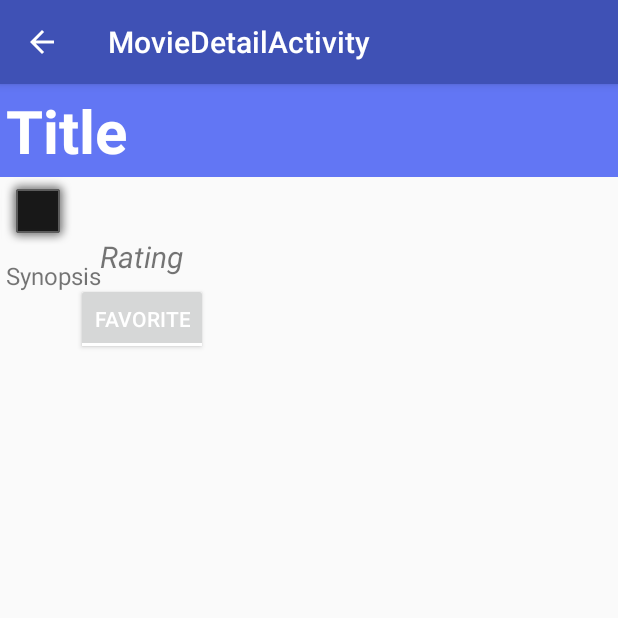
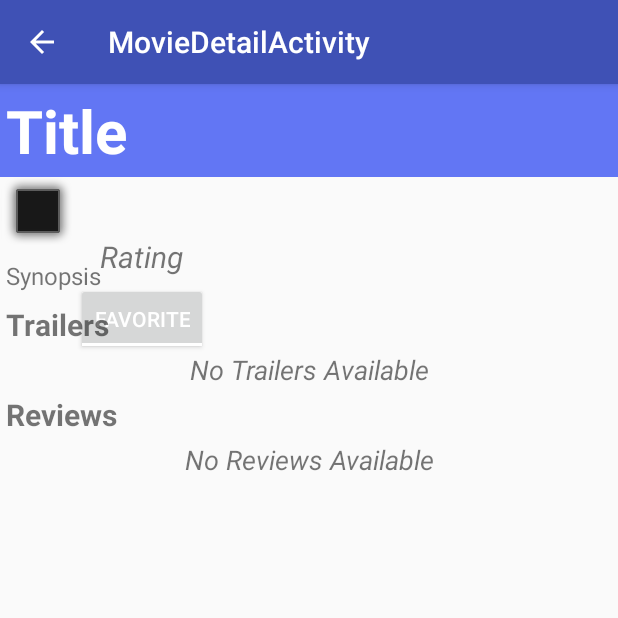
Before and after one commit to gravindrareddy/Proj2MoviesStage2, an Android app: the MovieDetailActivity screen opened directly, with no data from a screen before it, on a phone screen of 412 x 824 dp, the top half of it. Run offline under Robolectric (Android 15) with nearby library versions, the phone set to English and light mode, and no system bars; our stand-ins replace Picasso; pictures from the network do not load; 7 statements that could not run were skipped.

Commit message:
+ Default text if lists (reviews or trailers) are empty + ToggleText updated + added headers to the list views + ListView scrolling partially fixed + ToDo: Listview scrolling can be improved further

```diff
--- a/app/src/main/java/redgun/moviesstage2/MovieDetailActivity.java
+++ b/app/src/main/java/redgun/moviesstage2/MovieDetailActivity.java
@@ -11,6 +11,7 @@ import android.os.Bundle;
 import android.preference.PreferenceManager;
 import android.support.v7.app.AppCompatActivity;
 import android.util.Log;
+import android.view.MotionEvent;
 import android.view.View;
 
 import java.text.DateFormat;
@@ -48,7 +49,7 @@ public class MovieDetailActivity extends AppCompatActivity {
     TextView movie_release_date_tv;
     TextView movie_user_rating_tv;
     TextView movie_title_tv;
-    TextView movie_synopsis_tv;
+    TextView movie_synopsis_tv, empty_reviews_tv, empty_trailers_tv;
     ListView movie_trailers_lv;
     ListView movie_reviews_lv;
     ToggleButton movie_favorite_tb;
@@ -73,7 +74,8 @@ public class MovieDetailActivity extends AppCompatActivity {
         movie_trailers_lv = (ListView) findViewById(R.id.movie_trailers_lv);
         movie_reviews_lv = (ListView) findViewById(R.id.movie_reviews_lv);
         movie_favorite_tb = (ToggleButton) findViewById(R.id.movie_favorite_tb);
-
+        empty_reviews_tv = (TextView) findViewById(R.id.empty_reviews_tv);
+        empty_trailers_tv = (TextView) findViewById(R.id.empty_trailers_tv);
         Picasso.with(this).load(getResources().getString(R.string.base_image_url).concat(intentReceivedMovie.getMoviePoster())).into(movie_poster_iv);
         String year = "";
         Date date = new Date();
@@ -90,6 +92,30 @@ public class MovieDetailActivity extends AppCompatActivity {
         movie_title_tv.setText(intentReceivedMovie.getMovieTitle());
         movie_synopsis_tv.setText(intentReceivedMovie.getMovieOverview());
         movie_favorite_tb.setChecked(intentReceivedMovie.isFavorite());
+
+        movie_trailers_lv.setEmptyView(findViewById(R.id.empty_trailers_tv));
+        movie_reviews_lv.setEmptyView(findViewById(R.id.empty_reviews_tv));
+
+
+//        movie_trailers_lv.setOnTouchListener(new ListView.OnTouchListener() {
+//            @Override
+//            public boolean onTouch(View v, MotionEvent event) {
+//                if (event.getAction() == MotionEvent.ACTION_MOVE) {
+//                    movie_trailers_lv.scrollBy(0, 1);
+//                }
+//                return false;
+//            }
+//        });
+//
+//        movie_reviews_lv.setOnTouchListener(new ListView.OnTouchListener() {
+//            @Override
+//            public boolean onTouch(View v, MotionEvent event) {
+//                if (event.getAction() == MotionEvent.ACTION_MOVE) {
+//                    movie_reviews_lv.scrollBy(0, 1);
+//                }
+//                return false;
+//            }
+//        });
 
         movie_favorite_tb.setOnCheckedChangeListener(new CompoundButton.OnCheckedChangeListener() {
             public void onCheckedChanged(CompoundButton buttonView, boolean isChecked) {
--- a/app/src/main/res/layout/activity_movie_detail.xml
+++ b/app/src/main/res/layout/activity_movie_detail.xml
@@ -1,8 +1,9 @@
 <?xml version="1.0" encoding="utf-8"?>
-<ScrollView xmlns:android="http://schemas.android.com/apk/res/android"
+<redgun.moviesstage2.util.CustomScrollView xmlns:android="http://schemas.android.com/apk/res/android"
     android:layout_width="fill_parent"
     android:layout_height="wrap_content"
     android:fillViewport="true"
+    android:nestedScrollingEnabled="true"
     android:orientation="vertical">
 
     <RelativeLayout
@@ -64,9 +65,8 @@
                 android:id="@+id/movie_favorite_tb"
                 android:layout_width="wrap_content"
                 android:layout_height="wrap_content"
-                android:textOn="@string/on_mark_as_fav_toggle_text"
-                android:textOff="@string/off_mark_as_fav_toggle_text"
-                />
+                android:textOff="Favorite"
+                android:textOn="Favorite" />
         </LinearLayout>
 
         <TextView
@@ -80,17 +80,47 @@
             android:text="Synopsis"
             android:textSize="@dimen/text_movie_details_synopsis" />
 
-        <ListView
-            android:id="@+id/movie_trailers_lv"
+        <LinearLayout
+            android:id="@+id/movie_trailers_ll"
             android:layout_width="match_parent"
             android:layout_height="wrap_content"
-            android:layout_below="@id/movie_synopsis_tv"></ListView>
+            android:layout_below="@id/movie_synopsis_tv"
+            android:orientation="vertical">
 
-        <ListView
-            android:id="@+id/movie_reviews_lv"
+            <TextView
+                style="@style/MovieDetailsSubHeaderStyle"
+                android:text="@string/trailers_text" />
+
+            <ListView
+                android:id="@+id/movie_trailers_lv"
+                android:layout_width="match_parent"
+                android:layout_height="wrap_content"></ListView>
+
+            <TextView
+                android:id="@+id/empty_trailers_tv"
+                style="@style/MovieDetailsEmptyListStyle"
+                android:text="@string/empty_trailers_text" />
+        </LinearLayout>
+
+        <LinearLayout
             android:layout_width="match_parent"
             android:layout_height="wrap_content"
-            android:layout_below="@id/movie_trailers_lv"></ListView>
+            android:layout_below="@id/movie_trailers_ll"
+            android:orientation="vertical">
 
+            <TextView
+                style="@style/MovieDetailsSubHeaderStyle"
+                android:text="@string/reviews_text" />
+
+            <ListView
+                android:id="@+id/movie_reviews_lv"
+                android:layout_width="match_parent"
+                android:layout_height="wrap_content"></ListView>
+
+            <TextView
+                android:id="@+id/empty_reviews_tv"
+                style="@style/MovieDetailsEmptyListStyle"
+                android:text="@string/empty_reviews_text" />
+        </LinearLayout>
     </RelativeLayout>
-</ScrollView>
+</redgun.moviesstage2.util.CustomScrollView>
--- a/app/src/main/res/values/strings.xml
+++ b/app/src/main/res/values/strings.xml
@@ -23,4 +23,9 @@
     <string name="base_url_videos">videos</string>
     <string name="base_url_reviews">reviews</string>
     <string name="internet_error">No Internet!!</string>
+    <string name="trailers_text">Trailers</string>
+    <string name="reviews_text">Reviews</string>
+    <string name="empty_trailers_text">No Trailers Available</string>
+    <string name="empty_reviews_text">No Reviews Available</string>
+
 </resources>
--- a/app/src/main/res/values/styles.xml
+++ b/app/src/main/res/values/styles.xml
@@ -21,4 +21,20 @@
 
     <style name="AppTheme.PopupOverlay" parent="ThemeOverlay.AppCompat.Light" />
 
+    <style name="MovieDetailsSubHeaderStyle">
+        <item name="android:textStyle">bold</item>
+        <item name="android:textSize">20sp</item>
+        <item name="android:padding">4dp</item>
+        <item name="android:gravity">left</item>
+        <item name="android:layout_width">match_parent</item>
+        <item name="android:layout_height">wrap_content</item>
+    </style>
+
+    <style name="MovieDetailsEmptyListStyle">
+        <item name="android:textStyle">italic</item>
+        <item name="android:textSize">18sp</item>
+        <item name="android:gravity">center</item>
+        <item name="android:layout_width">match_parent</item>
+        <item name="android:layout_height">wrap_content</item>
+    </style>
 </resources>
```
Also changed, not shown: app/src/main/java/redgun/moviesstage2/util/CustomScrollView.java (added, +61 -0 lines), app/src/main/java/redgun/moviesstage2/util/Utility.java (+32 -0 lines).
